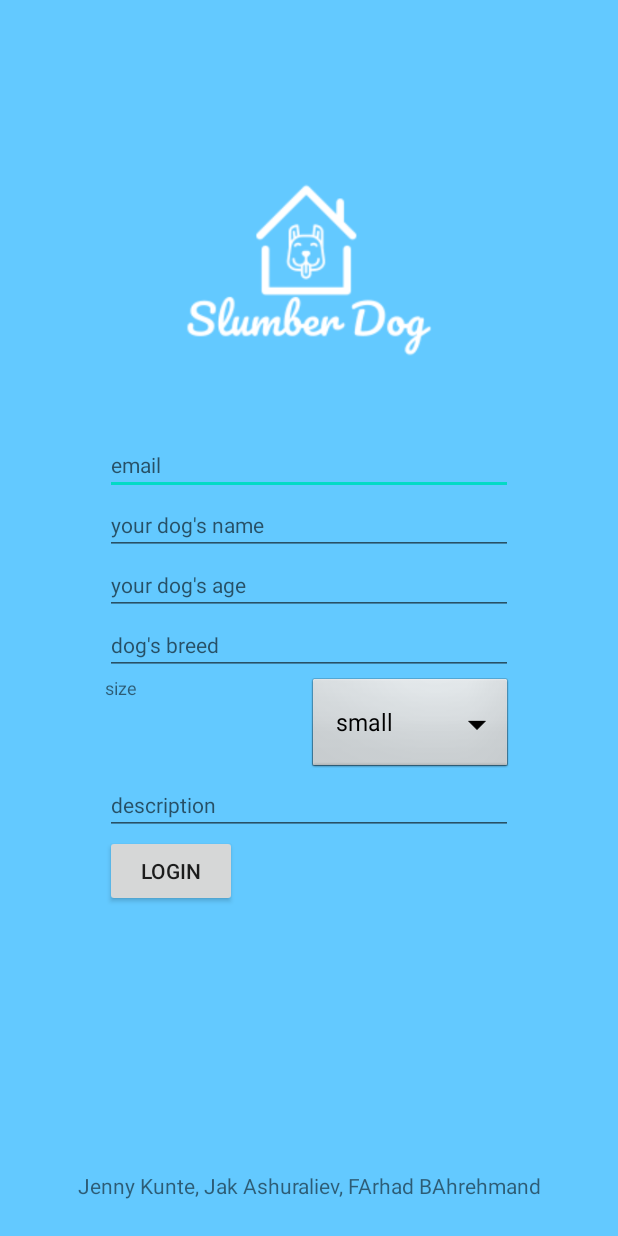
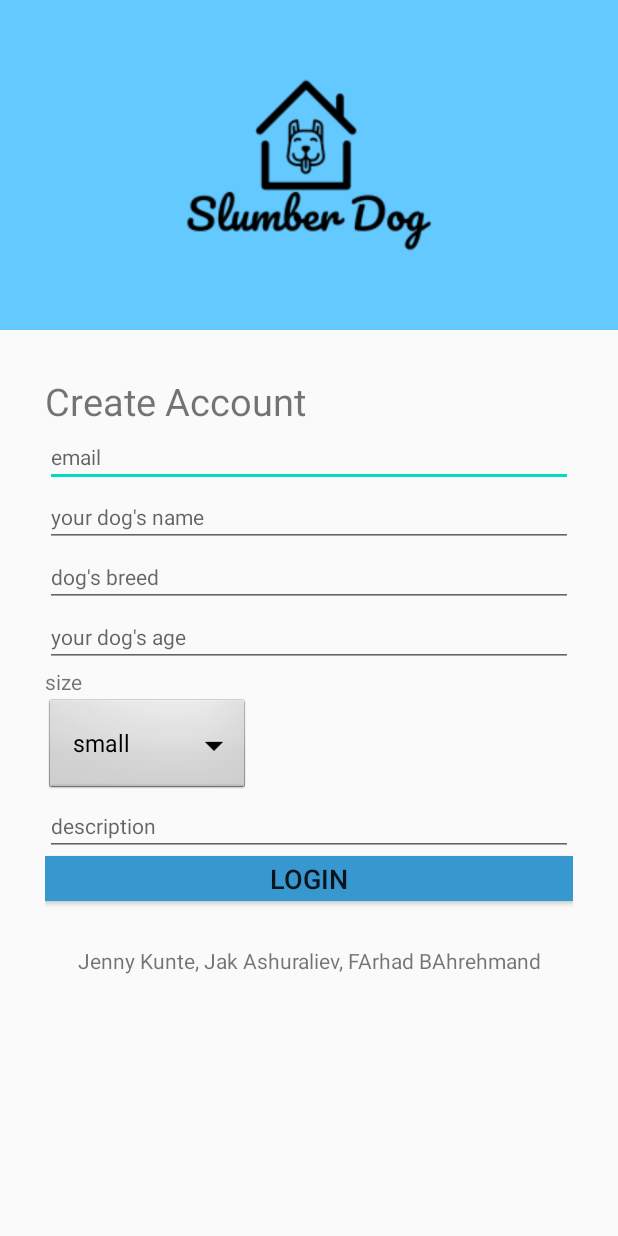
Before and after one commit to farhadbahrehmandhenry/AD340-team-project, an Android app: the screen it shows after launch (MainActivity), on a phone screen of 412 x 824 dp. Run offline under Robolectric (Android 15) with nearby library versions, the phone set to English and light mode, and no system bars.

Commit message:
combined .CreateAccount Activity with .MainActivity. We can remove .CreateAccount Activity now.

```diff
--- a/app/src/main/res/layout/activity_main.xml
+++ b/app/src/main/res/layout/activity_main.xml
@@ -1,24 +1,16 @@
 <?xml version="1.0" encoding="utf-8"?>
-<RelativeLayout xmlns:app="http://schemas.android.com/apk/res-auto"
+<ScrollView
+xmlns:android="http://schemas.android.com/apk/res/android"
+xmlns:app="http://schemas.android.com/apk/res-auto"
 xmlns:tools="http://schemas.android.com/tools"
 android:layout_width="match_parent"
 android:layout_height="match_parent"
-    android:background="@color/gradStart"
-    tools:context=".MainActivity"
-    android:orientation="vertical"
-    android:weightSum="150"
-    xmlns:android="http://schemas.android.com/apk/res/android">
+tools:context=".MainActivity">
+<RelativeLayout
+    android:layout_width="match_parent"
+    android:layout_height="match_parent"
+    tools:context=".MainActivity">
 
-
-    <LinearLayout
-        android:id="@+id/secondLayout"
-        android:layout_width="match_parent"
-        android:layout_height="wrap_content"
-        android:layout_marginHorizontal="@dimen/margin70"
-        android:layout_marginTop="@dimen/margin70"
-        android:layout_gravity="center"
-        android:layout_weight="4"
-        android:orientation="vertical">
     <RelativeLayout
         android:id="@+id/logo_layout"
         android:layout_width="match_parent"
@@ -34,12 +26,49 @@
             android:scaleType="centerInside"
             android:layout_centerHorizontal="true"
             android:adjustViewBounds="true"
-                app:srcCompat="@drawable/slumber_dog_v1_white"
+            app:srcCompat="@drawable/slumber_dog_v1_black"
             android:contentDescription="@string/logo_image">
         </ImageView>
 
     </RelativeLayout>
 
+    <RelativeLayout
+        android:id="@+id/sign_up_Info"
+        android:layout_width="match_parent"
+        android:layout_height="wrap_content"
+        android:layout_below="@id/logo_layout">
+
+        <RelativeLayout
+            android:layout_width="match_parent"
+            android:layout_height="wrap_content"
+            android:layout_alignParentEnd="true"
+            android:layout_alignParentBottom="true"
+            android:layout_marginEnd="0dp"
+            android:layout_marginBottom="0dp"
+            tools:ignore="UselessParent">
+
+            <LinearLayout
+                android:layout_width="match_parent"
+                android:layout_height="wrap_content"
+                android:layout_margin="@dimen/height30dp"
+                android:layout_marginStart="@dimen/marginTop10"
+                android:layout_marginTop="@dimen/margingTop25"
+                android:layout_marginEnd="@dimen/marginTop10"
+                android:orientation="vertical"
+                tools:ignore="UselessParent">
+
+                <LinearLayout
+                    android:layout_width="match_parent"
+                    android:layout_height="wrap_content"
+                    android:orientation="vertical"
+                    tools:ignore="UselessParent">
+
+                    <TextView
+                        android:id="@+id/createAccountInfoText"
+                        android:layout_width="match_parent"
+                        android:layout_height="wrap_content"
+                        android:text="@string/create_account_Text"
+                        android:textSize="@dimen/textSize25" />
                     <EditText
                         android:id="@+id/email"
                         android:layout_width="match_parent"
@@ -57,6 +86,15 @@
                         android:textSize="@dimen/size14" />
 
                     <EditText
+                        android:id="@+id/dogBreed"
+                        android:layout_width="fill_parent"
+                        android:layout_height="wrap_content"
+                        android:hint="@string/dog_s_breed"
+                        android:inputType="text"
+                        android:textSize="@dimen/size14" />
+
+
+                    <EditText
                         android:id="@+id/dogAge"
                         android:layout_width="match_parent"
                         android:layout_height="wrap_content"
@@ -64,61 +102,71 @@
                         android:inputType="number"
                         android:textSize="@dimen/size14" />
 
-        <EditText
-            android:id="@+id/dogBreed"
-            android:layout_width="fill_parent"
-            android:layout_height="wrap_content"
-            android:hint="@string/dog_s_breed"
-            android:inputType="text"
-            android:textSize="@dimen/size14" />
-
-        <LinearLayout
-            android:layout_width="fill_parent"
-            android:layout_height="wrap_content"
-            android:orientation="horizontal">
-
                     <TextView
                         android:id="@+id/size"
-                android:layout_width="wrap_content"
-                android:layout_height="@dimen/size38"
-                android:layout_gravity="left"
-                android:layout_weight="1"
+                        android:layout_width="match_parent"
+                        android:layout_height="wrap_content"
                         android:text="@string/size"
-                android:textSize="@dimen/size12" />
+                        android:textSize="@dimen/size14" />
 
                     <Spinner
                         android:id="@+id/dogSize"
                         android:layout_width="wrap_content"
                         android:layout_height="wrap_content"
-                android:layout_gravity="right"
+                        android:layout_gravity="left"
                         android:background="@android:drawable/btn_dropdown"
                         android:spinnerMode="dropdown"/>
-        </LinearLayout>
 
                     <EditText
                         android:id="@+id/description"
                         android:layout_width="fill_parent"
                         android:layout_height="wrap_content"
+                        android:hint="@string/description"
                         android:inputType="textMultiLine"
-            android:hint="@string/description"
-            android:textSize="@dimen/size14"/>
+                        android:textSize="@dimen/size14" />
 
                     <Button
                         android:id="@+id/login"
-            android:layout_width="wrap_content"
-            android:layout_height="wrap_content"
+                        android:layout_width="match_parent"
+                        android:layout_height="@dimen/height30dp"
+                        android:background="@color/headings"
                         android:text="@string/login"
                         android:onClick="goToProfile"
-            android:textAlignment="center"/>
-    </LinearLayout>
+                        android:textSize="@dimen/textSignInAc" />
+
 
                     <TextView
                         android:id="@+id/projectName"
                         android:layout_width="match_parent"
                         android:layout_height="wrap_content"
+                        android:layout_marginTop="@dimen/height30dp"
                         android:text="Jenny Kunte, Jak Ashuraliev, FArhad BAhrehmand"
                         android:gravity="center"
                         android:layout_alignParentBottom="true"
                         android:layout_marginBottom="@dimen/margin24"
                         />
+
+
+
+                    <LinearLayout
+                        android:layout_width="@dimen/size200"
+                        android:layout_height="match_parent"
+                        android:layout_gravity="center"
+                        android:layout_marginTop="@dimen/textSize20"
+                        android:gravity="bottom"
+                        android:orientation="vertical">
+
+
+                    </LinearLayout>
+
+                </LinearLayout>
+
+            </LinearLayout>
+
         </RelativeLayout>
+
+    </RelativeLayout>
+
+</RelativeLayout>
+
+</ScrollView>
--- a/app/src/main/res/values/dimens.xml
+++ b/app/src/main/res/values/dimens.xml
@@ -21,5 +21,9 @@
     <dimen name="size38">38dp</dimen>
     <dimen name="padding_10">10dp</dimen>
     <dimen name="marg15">15dp</dimen>
+    <dimen name="md_keylines">16dp</dimen>
+    <dimen name="card_image_height">200dp</dimen>
+    <dimen name="card_height">304dp</dimen>
+    <dimen name="card_title_height">40dp</dimen>
     <dimen name="dim10">10dp</dimen>
 </resources>
--- a/app/src/main/res/values/strings.xml
+++ b/app/src/main/res/values/strings.xml
@@ -38,5 +38,6 @@
     <string name="typ_of_bread_Display">Typ of Bread:</string>
     <string name="dog_size_Display">Dog Size:</string>
     <string name="description_Display">Description:</string>
+    <string name="match">Match</string>
 
 </resources>
```
Also changed, not shown: app/src/main/res/layout/fragment_hosts.xml (+57 -2 lines), app/src/main/res/drawable/host1_airbnb_capture.PNG (added), app/src/main/res/drawable/host2_welcome_dog.PNG (added), app/src/main/res/drawable/host3_julias_outdoorfun.PNG (added), app/src/main/res/drawable/host4_max_dog_lover.PNG (added), app/src/main/res/drawable/host5_nick_julia_dog_stay.PNG (added), app/src/main/res/drawable/host6_small_house_for_dogs.PNG (added), app/src/main/res/drawable/match.PNG (added). Lines whose indentation alone changed are shown as unchanged.
